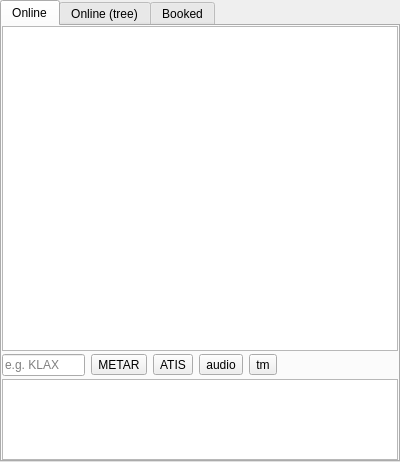
The window that src/blackgui/components/atcstationcomponent.ui (swift-project/pilotclient) describes before a commit, drawn with Qt 5.
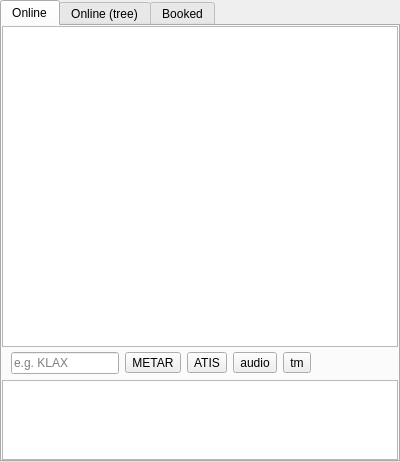
The same window after the commit. Custom widgets are drawn as their Qt base class.

```diff
--- a/src/blackgui/components/atcstationcomponent.ui
+++ b/src/blackgui/components/atcstationcomponent.ui
@@ -20,7 +20,7 @@
    <attribute name="title">
     <string>Online</string>
    </attribute>
-   <layout class="QVBoxLayout" name="vl_AtcStationsOnline" stretch="4,0,1">
+   <layout class="QVBoxLayout" name="vl_AtcStationsOnline" stretch="4,0,0,1">
     <property name="spacing">
      <number>3</number>
     </property>
@@ -61,23 +61,11 @@
       </attribute>
      </widget>
     </item>
-    <item>
+    <item alignment="Qt::AlignLeft">
      <widget class="QFrame" name="fr_AtcStationsOnlineBottom">
-      <property name="sizePolicy">
-       <sizepolicy hsizetype="Preferred" vsizetype="Preferred">
-        <horstretch>0</horstretch>
-        <verstretch>0</verstretch>
-       </sizepolicy>
-      </property>
       <layout class="QGridLayout" name="gl_Buttons">
-       <property name="leftMargin">
-        <number>0</number>
-       </property>
        <property name="topMargin">
-        <number>0</number>
-       </property>
-       <property name="rightMargin">
-        <number>0</number>
+        <number>2</number>
        </property>
        <property name="bottomMargin">
         <number>0</number>
@@ -95,19 +83,6 @@
          </property>
         </widget>
        </item>
-       <item row="0" column="6">
-        <spacer name="hs_buttons">
-         <property name="orientation">
-          <enum>Qt::Horizontal</enum>
-         </property>
-         <property name="sizeHint" stdset="0">
-          <size>
-           <width>40</width>
-           <height>20</height>
-          </size>
-         </property>
-        </spacer>
-       </item>
        <item row="0" column="3">
         <widget class="QToolButton" name="tb_AtcStationsAtisReload">
          <property name="toolTip">
@@ -118,29 +93,6 @@
          </property>
         </widget>
        </item>
-       <item row="0" column="2">
-        <widget class="QToolButton" name="tb_AtcStationsLoadMetar">
-         <property name="toolTip">
-          <string>Load METAR</string>
-         </property>
-         <property name="text">
-          <string>METAR</string>
-         </property>
-        </widget>
-       </item>
-       <item row="0" column="8">
-        <widget class="BlackGui::Components::CSettingsAtcStationsInlineComponent" name="comp_AtcStationsSettings">
-         <property name="minimumSize">
-          <size>
-           <width>100</width>
-           <height>0</height>
-          </size>
-         </property>
-         <property name="focusPolicy">
-          <enum>Qt::StrongFocus</enum>
-         </property>
-        </widget>
-       </item>
        <item row="0" column="4">
         <widget class="QToolButton" name="tb_Audio">
          <property name="toolTip">
@@ -161,9 +113,32 @@
          </property>
         </widget>
        </item>
+       <item row="0" column="2">
+        <widget class="QToolButton" name="tb_AtcStationsLoadMetar">
+         <property name="toolTip">
+          <string>Load METAR</string>
+         </property>
+         <property name="text">
+          <string>METAR</string>
+         </property>
+        </widget>
+       </item>
       </layout>
      </widget>
     </item>
+    <item alignment="Qt::AlignLeft">
+     <widget class="BlackGui::Components::CSettingsAtcStationsInlineComponent" name="comp_AtcStationsSettings">
+      <property name="minimumSize">
+       <size>
+        <width>100</width>
+        <height>0</height>
+       </size>
+      </property>
+      <property name="focusPolicy">
+       <enum>Qt::StrongFocus</enum>
+      </property>
+     </widget>
+    </item>
     <item>
      <widget class="QTextEdit" name="te_AtcStationsOnlineInfo">
       <property name="sizePolicy">
```
